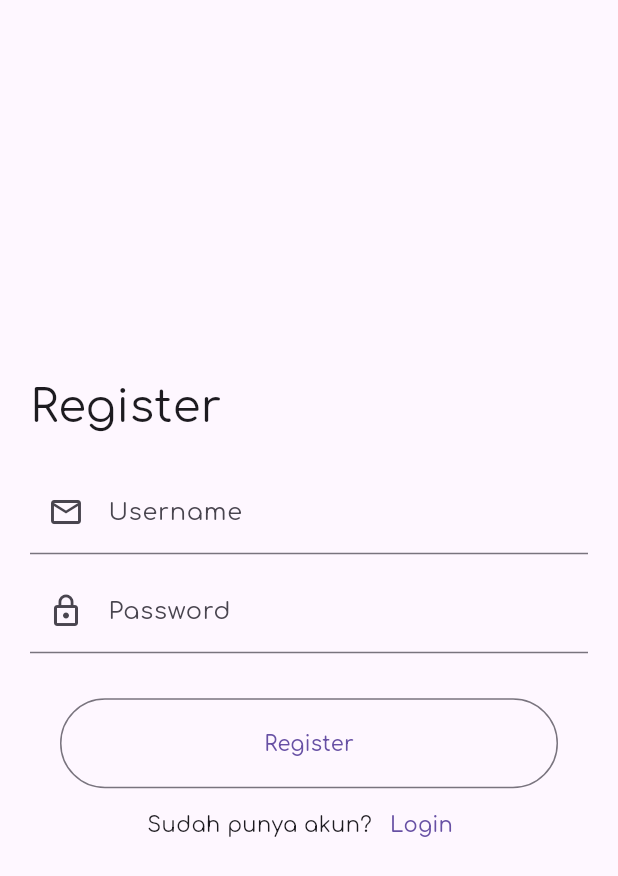
After one commit to RahmatulFirdaus/Keswamas-Scanner-Mobile, a Flutter app: the screen it shows after launch, after a tap on "Register", on a phone screen of 412 x 824 dp. The commit adds this screen. Shown: the top 876 px of the screen. Run offline on Flutter 3.47's test engine with Material 3 defaults, Android fonts, the light colour scheme and no system bars; our stand-ins replace google_fonts; missing offline and left inert: cunning_document_scanner, syncfusion_flutter_pdfviewer; network calls fail.

Commit message:
update login register page

```diff
--- /dev/null
+++ b/lib/login/login_page.dart
@@ -0,0 +1,74 @@
+import 'package:final_keswamas/login/register_page.dart';
+import 'package:flutter/material.dart';
+
+class LoginPage extends StatefulWidget {
+  const LoginPage({super.key});
+
+  @override
+  State<LoginPage> createState() => _LoginPageState();
+}
+
+class _LoginPageState extends State<LoginPage> {
+  TextEditingController usernameController = TextEditingController();
+  TextEditingController passwordController = TextEditingController();
+  @override
+  Widget build(BuildContext context) {
+    return Scaffold(
+        body: SafeArea(
+      child: Container(
+        padding: EdgeInsets.all(20),
+        child: Column(
+            mainAxisAlignment: MainAxisAlignment.center,
+            crossAxisAlignment: CrossAxisAlignment.stretch,
+            children: [
+              Text(
+                "Login",
+                style: TextStyle(fontSize: 30),
+              ),
+              SizedBox(
+                height: 20,
+              ),
+              TextField(
+                controller: usernameController,
+                decoration: InputDecoration(
+                    labelText: "Username",
+                    prefixIcon: Icon(Icons.email_outlined)),
+              ),
+              SizedBox(
+                height: 10,
+              ),
+              TextField(
+                controller: passwordController,
+                decoration: InputDecoration(
+                    labelText: "Password",
+                    prefixIcon: Icon(Icons.lock_outline)),
+              ),
+              SizedBox(
+                height: 30,
+              ),
+              Container(
+                height: 60,
+                margin: EdgeInsets.symmetric(horizontal: 20),
+                child: OutlinedButton(
+                  onPressed: () {},
+                  child: Text("Login"),
+                  style: ButtonStyle(),
+                ),
+              ),
+              Row(
+                mainAxisAlignment: MainAxisAlignment.center,
+                children: [
+                  Text("Belum punya akun? "),
+                  TextButton(
+                      onPressed: () {
+                        Navigator.of(context).pushReplacement(MaterialPageRoute(
+                            builder: (context) => RegisterPage()));
+                      },
+                      child: Text("Register")),
+                ],
+              )
+            ]),
+      ),
+    ));
+  }
+}
--- /dev/null
+++ b/lib/login/register_page.dart
@@ -0,0 +1,75 @@
+import 'package:final_keswamas/login/login_page.dart';
+import 'package:flutter/material.dart';
+
+class RegisterPage extends StatefulWidget {
+  const RegisterPage({super.key});
+
+  @override
+  State<RegisterPage> createState() => _RegisterPageState();
+}
+
+class _RegisterPageState extends State<RegisterPage> {
+  TextEditingController usernameController = TextEditingController();
+  TextEditingController passwordController = TextEditingController();
+  @override
+  Widget build(BuildContext context) {
+    return Scaffold(
+        // appBar: AppBar(),
+        body: SafeArea(
+      child: Container(
+        padding: EdgeInsets.all(20),
+        child: Column(
+            mainAxisAlignment: MainAxisAlignment.center,
+            crossAxisAlignment: CrossAxisAlignment.stretch,
+            children: [
+              Text(
+                "Register",
+                style: TextStyle(fontSize: 30),
+              ),
+              SizedBox(
+                height: 20,
+              ),
+              TextField(
+                controller: usernameController,
+                decoration: InputDecoration(
+                    labelText: "Username",
+                    prefixIcon: Icon(Icons.email_outlined)),
+              ),
+              SizedBox(
+                height: 10,
+              ),
+              TextField(
+                controller: passwordController,
+                decoration: InputDecoration(
+                    labelText: "Password",
+                    prefixIcon: Icon(Icons.lock_outline)),
+              ),
+              SizedBox(
+                height: 30,
+              ),
+              Container(
+                height: 60,
+                margin: EdgeInsets.symmetric(horizontal: 20),
+                child: OutlinedButton(
+                  onPressed: () {},
+                  child: Text("Register"),
+                  style: ButtonStyle(),
+                ),
+              ),
+              Row(
+                mainAxisAlignment: MainAxisAlignment.center,
+                children: [
+                  Text("Sudah punya akun?"),
+                  TextButton(
+                      onPressed: () {
+                        Navigator.of(context).pushReplacement(MaterialPageRoute(
+                            builder: (context) => LoginPage()));
+                      },
+                      child: Text("Login")),
+                ],
+              )
+            ]),
+      ),
+    ));
+  }
+}
--- a/lib/main.dart
+++ b/lib/main.dart
@@ -1,5 +1,7 @@
+import 'package:final_keswamas/login/login_page.dart';
 import 'package:final_keswamas/pages/dashboard.dart';
 import 'package:flutter/material.dart';
+import 'package:google_fonts/google_fonts.dart';
 
 void main() async {
   WidgetsFlutterBinding.ensureInitialized();
@@ -14,6 +16,9 @@ class MyApp extends StatelessWidget {
     return MaterialApp(
         debugShowCheckedModeBanner: false,
         title: 'Keswamas',
-        home: Dashboard());
+        theme: ThemeData(
+          textTheme: GoogleFonts.comfortaaTextTheme(),
+        ),
+        home: LoginPage());
   }
 }
--- a/lib/pages/tambah_data_dropping/tambah_data.dart
+++ b/lib/pages/tambah_data_dropping/tambah_data.dart
@@ -1,8 +1,5 @@
 import 'dart:convert'; // Add this import for JSON encoding
 import 'dart:ui';
-
-import 'package:path_provider/path_provider.dart';
-import 'package:archive/archive.dart';
 import 'package:cunning_document_scanner/cunning_document_scanner.dart';
 import 'package:flutter/material.dart';
 import 'dart:io';
@@ -24,43 +21,6 @@ class _TambahDataDroppingPasienState extends State<TambahDataDroppingPasien> {
   final temaController = TextEditingController();
   DateTime selectedDate = DateTime.now();
   TimeOfDay selectedTime = TimeOfDay.now();
-  List<String> _extractedFiles = [];
-
-  Future<void> extractZipAndDisplay(String zipFilePath) async {
-    try {
-      // Open the ZIP file
-      File zipFile = File(zipFilePath);
-      List<int> bytes = await zipFile.readAsBytes();
-
-      // Decode the ZIP file
-      Archive archive = ZipDecoder().decodeBytes(bytes);
-
-      // Get the app's document directory to store extracted files
-      Directory tempDir = await getTemporaryDirectory();
-      String extractPath = '${tempDir.path}/extracted_files';
-      await Directory(extractPath).create(recursive: true);
-
-      // Extract the files
-      List<String> extractedFilePaths = [];
-      for (var file in archive) {
-        if (file.isFile) {
-          // Write the file to disk
-          String filePath = '$extractPath/${file.name}';
-          File outputFile = File(filePath);
-          await outputFile.writeAsBytes(file.content);
-
-          extractedFilePaths.add(filePath);
-        }
-      }
-
-      // Update state to display the extracted files
-      setState(() {
-        _extractedFiles = extractedFilePaths;
-      });
-    } catch (e) {
-      print("Error extracting ZIP file: $e");
-    }
-  }
 
   void clearForm() {
     temaController.clear();
--- a/pubspec.yaml
+++ b/pubspec.yaml
@@ -34,6 +34,7 @@ dependencies:
   file: ^7.0.1
   flutter:
     sdk: flutter
+  google_fonts: ^6.2.1
   http: ^1.2.2
   image: ^4.3.0
   intl: ^0.19.0
```
Also changed, not shown: pubspec.lock.
